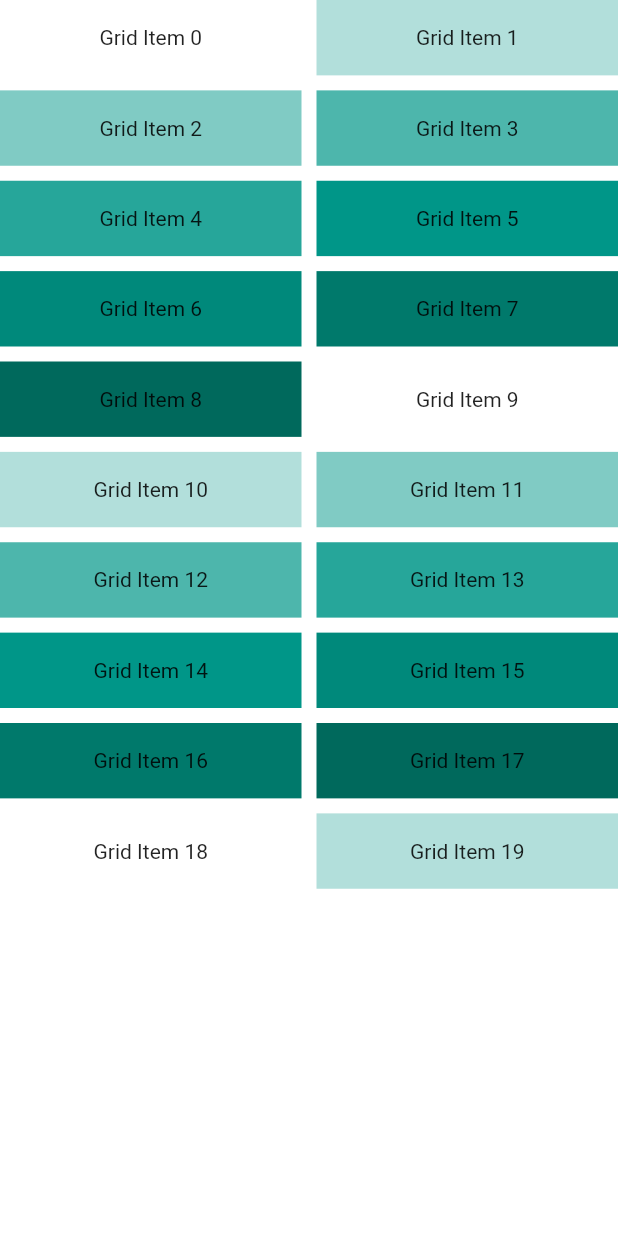
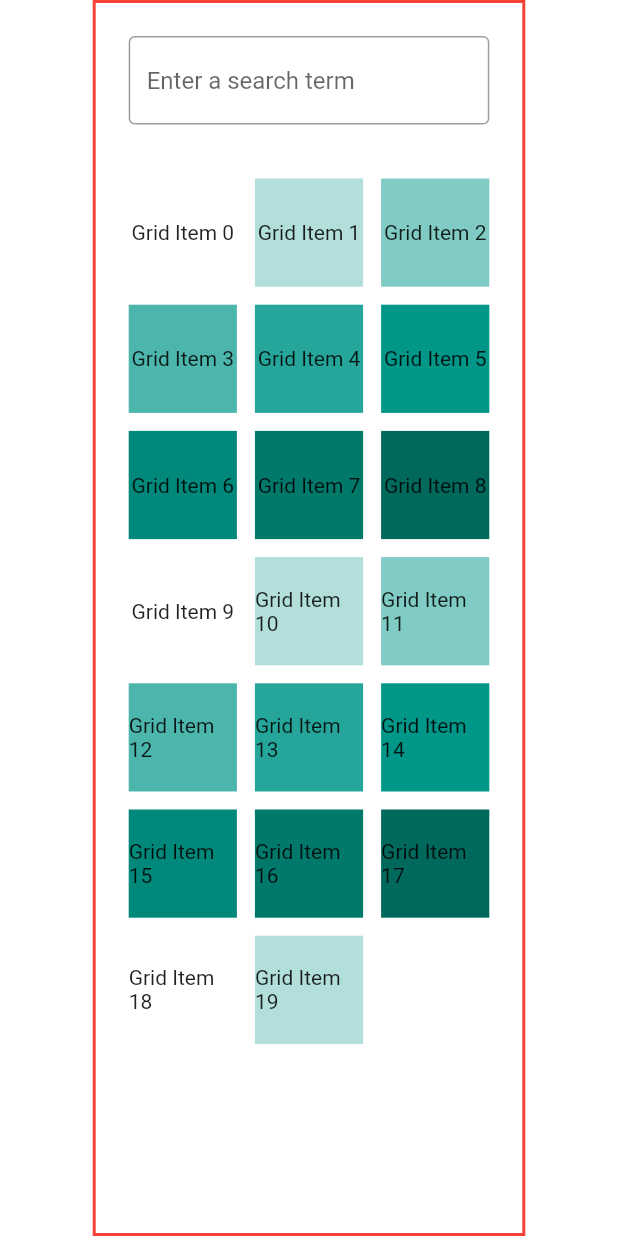
Before and after one commit to tsoonjin/keranamu, a Flutter app: the screen it shows after launch, on a phone screen of 412 x 824 dp. Run offline on Flutter 3.47's test engine with Material 2 defaults, Android fonts, the light colour scheme and no system bars; missing offline and left inert: f_logs; network calls fail.

Commit message:
Properly boxed layout

```diff
--- a/lib/home_screen.dart
+++ b/lib/home_screen.dart
@@ -25,14 +25,35 @@ class _HomeScreenState extends State<HomeScreen> {
   Widget build(BuildContext context) {
     return Scaffold(
         backgroundColor: Colors.white60,
-        body: CustomScrollView(slivers: <Widget>[
+        body: Center(
+            child: FractionallySizedBox(
+                widthFactor: 0.7,
+                child: DecoratedBox(
+                    decoration: BoxDecoration(
+                        border: Border.all(color: Colors.red, width: 2)),
+                    child: Column(children: <Widget>[
+                      const Padding(
+                        padding:
+                            EdgeInsets.symmetric(horizontal: 24, vertical: 24),
+                        child: TextField(
+                          decoration: InputDecoration(
+                            border: OutlineInputBorder(),
+                            hintText: 'Enter a search term',
+                          ),
+                        ),
+                      ),
+                      const SizedBox(height: 12.0),
+                      Expanded(
+                          child: Padding(
+                              padding:
+                                  const EdgeInsets.symmetric(horizontal: 24.0),
+                              child: CustomScrollView(slivers: <Widget>[
                                 SliverGrid(
-            gridDelegate: const SliverGridDelegateWithMaxCrossAxisExtent(
-              maxCrossAxisExtent: 200.0,
-              mainAxisSpacing: 10.0,
-              crossAxisSpacing: 10.0,
-              childAspectRatio: 4.0,
-            ),
+                                  gridDelegate:
+                                      const SliverGridDelegateWithFixedCrossAxisCount(
+                                          crossAxisCount: 3,
+                                          crossAxisSpacing: 12.0,
+                                          mainAxisSpacing: 12.0),
                                   delegate: SliverChildBuilderDelegate(
                                     (BuildContext context, int index) {
                                       return Container(
@@ -44,7 +65,8 @@ class _HomeScreenState extends State<HomeScreen> {
                                     childCount: 20,
                                   ),
                                 )
-        ]));
+                              ])))
+                    ])))));
   }
 
   void fetchContent() {
```
Lines whose indentation alone changed are shown as unchanged.
